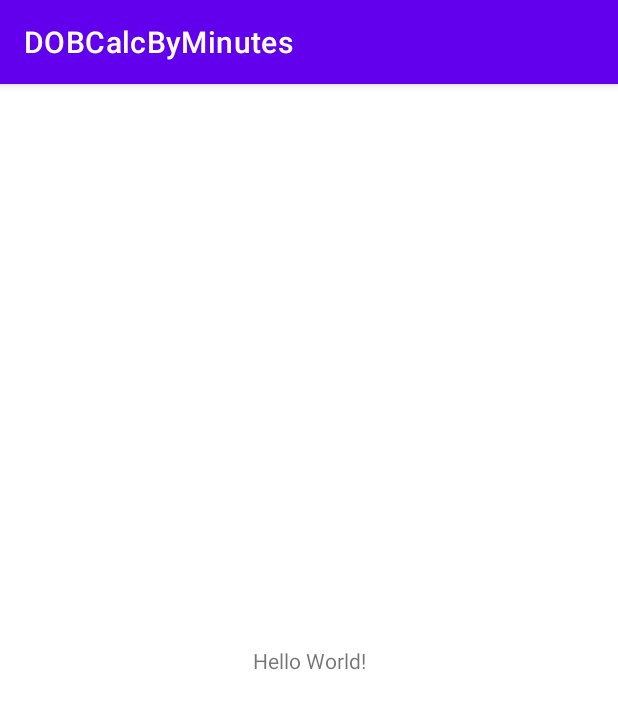
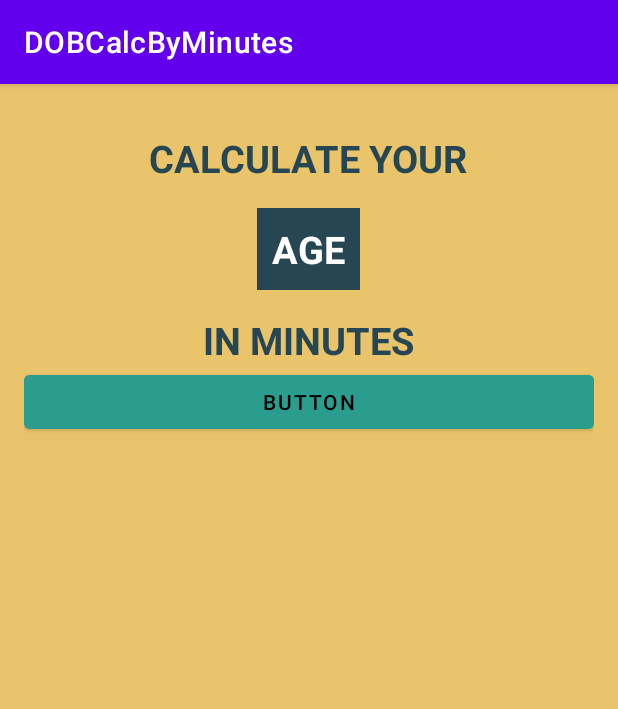
Before and after one commit to LeVi4869/AndroidDevStudies, an Android app: the screen it shows after launch (MainActivity), on a phone screen of 412 x 824 dp. Shown: the top 709 px of the screen. Run offline under Robolectric (Android 15) with nearby library versions, the phone set to English and light mode, and no system bars.

Commit message:
setting up the UI for the project

```diff
--- a/DOBCalcByMinutes/app/src/main/res/layout/activity_main.xml
+++ b/DOBCalcByMinutes/app/src/main/res/layout/activity_main.xml
@@ -1,18 +1,53 @@
 <?xml version="1.0" encoding="utf-8"?>
-<androidx.constraintlayout.widget.ConstraintLayout xmlns:android="http://schemas.android.com/apk/res/android"
+<LinearLayout xmlns:android="http://schemas.android.com/apk/res/android"
     xmlns:app="http://schemas.android.com/apk/res-auto"
     xmlns:tools="http://schemas.android.com/tools"
     android:layout_width="match_parent"
     android:layout_height="match_parent"
-    tools:context=".MainActivity">
+    tools:context=".MainActivity"
+    android:orientation="vertical"
+    android:background="@color/bgColor"
+    android:gravity="center_horizontal"
+    android:padding="16dp"
+    >
 
     <TextView
         android:layout_width="wrap_content"
         android:layout_height="wrap_content"
-        android:text="Hello World!"
-        app:layout_constraintBottom_toBottomOf="parent"
-        app:layout_constraintLeft_toLeftOf="parent"
-        app:layout_constraintRight_toRightOf="parent"
-        app:layout_constraintTop_toTopOf="parent" />
+        android:layout_marginTop="16dp"
+        android:text="CALCULATE YOUR"
+        android:textColor="@color/textBlue"
+        android:textSize="25sp"
+        android:textStyle="bold"
+        />
+    <TextView
+        android:layout_width="wrap_content"
+        android:layout_height="wrap_content"
+        android:layout_marginTop="16dp"
+        android:text="AGE"
+        android:padding="10dp"
+        android:background="@color/textBlue"
+        android:textColor="@color/white"
+        android:textSize="25sp"
+        android:textStyle="bold"
+        />
+    <TextView
+        android:layout_width="wrap_content"
+        android:layout_height="wrap_content"
+        android:layout_marginTop="16dp"
+        android:text="IN MINUTES"
+        android:textColor="@color/textBlue"
+        android:textSize="25sp"
+        android:textStyle="bold"
+        />
 
-</androidx.constraintlayout.widget.ConstraintLayout>
+    <Button
+        android:id="@+id/button"
+        android:layout_width="match_parent"
+        android:layout_height="wrap_content"
+        android:text="Button"
+        android:textColor="@color/black"
+        android:backgroundTint="@color/btnBgColor"
+        />
+
+</LinearLayout>
--- a/DOBCalcByMinutes/app/src/main/res/values/colors.xml
+++ b/DOBCalcByMinutes/app/src/main/res/values/colors.xml
@@ -7,4 +7,7 @@
     <color name="teal_700">#FF018786</color>
     <color name="black">#FF000000</color>
     <color name="white">#FFFFFFFF</color>
+    <color name="textBlue">#264653</color>
+    <color name="bgColor">#E9C46A</color>
+    <color name="btnBgColor">#2A9D8F</color>
 </resources>
```
